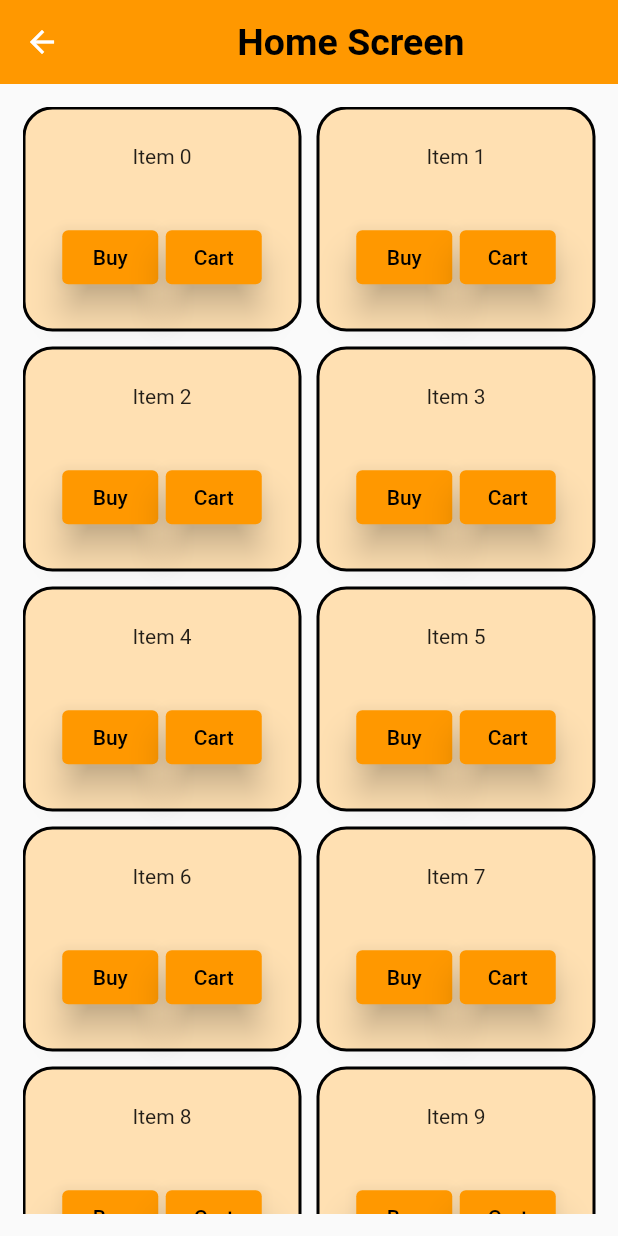
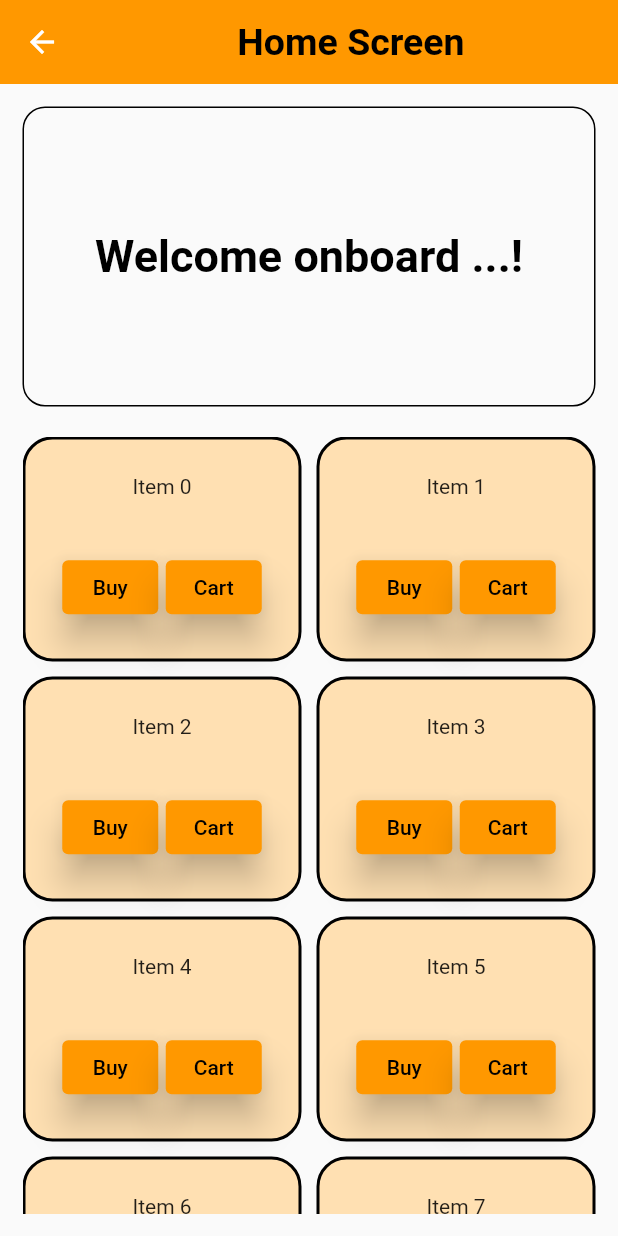
Before and after one commit to edithNakimbugwe/login_exclusives, a Flutter app: the HomePage screen opened directly, on a phone screen of 412 x 824 dp. Run offline on Flutter 3.47's test engine with Material 2 defaults, Android fonts, the phone set to English and light mode, and no system bars; our stand-ins replace get; Roboto replaces fonts that are missing (Times New Roman).

Commit message:
MansonryGridView modifications

```diff
--- a/lib/screens/home_screen.dart
+++ b/lib/screens/home_screen.dart
@@ -1,5 +1,7 @@
 import 'package:flutter/material.dart';
 import 'package:flutter_staggered_grid_view/flutter_staggered_grid_view.dart';
+import 'package:get/get.dart';
+import 'package:login_project/screens/login_screen.dart';
 
 class HomePage extends StatelessWidget {
   const HomePage({super.key});
@@ -22,8 +24,32 @@ class HomePage extends StatelessWidget {
       ),
       body: Padding(
         padding: const EdgeInsets.all(15.0),
+        child: Flexible(
           child: Column(
             children: [
+              Container(
+                width: 500,
+                height: 200,
+                decoration: BoxDecoration(
+                  borderRadius: BorderRadius.circular(15),
+                  border: Border.all(
+                    color: Colors.black,
+                  ),
+                ),
+                child: const Center(
+                  child: Text(
+                    "Welcome onboard ...!",
+                    style: TextStyle(
+                        color: Colors.black,
+                        fontFamily: 'Times New Roman',
+                        fontSize: 30,
+                        fontWeight: FontWeight.bold),
+                  ),
+                ),
+              ),
+              const SizedBox(
+                height: 20,
+              ),
               Flexible(
                 child: MasonryGridView.count(
                   crossAxisCount: 2,
@@ -52,7 +78,9 @@ class HomePage extends StatelessWidget {
                             mainAxisAlignment: MainAxisAlignment.center,
                             children: [
                               ElevatedButton(
-                              onPressed: () {},
+                                onPressed: () {
+                                  Get.to(const LoginScreen());
+                                },
                                 style: ElevatedButton.styleFrom(
                                   foregroundColor: Colors.black,
                                   backgroundColor: Colors.orange,
@@ -91,6 +119,7 @@ class HomePage extends StatelessWidget {
             ],
           ),
         ),
+      ),
     );
   }
 }
```
Lines whose indentation alone changed are shown as unchanged.
